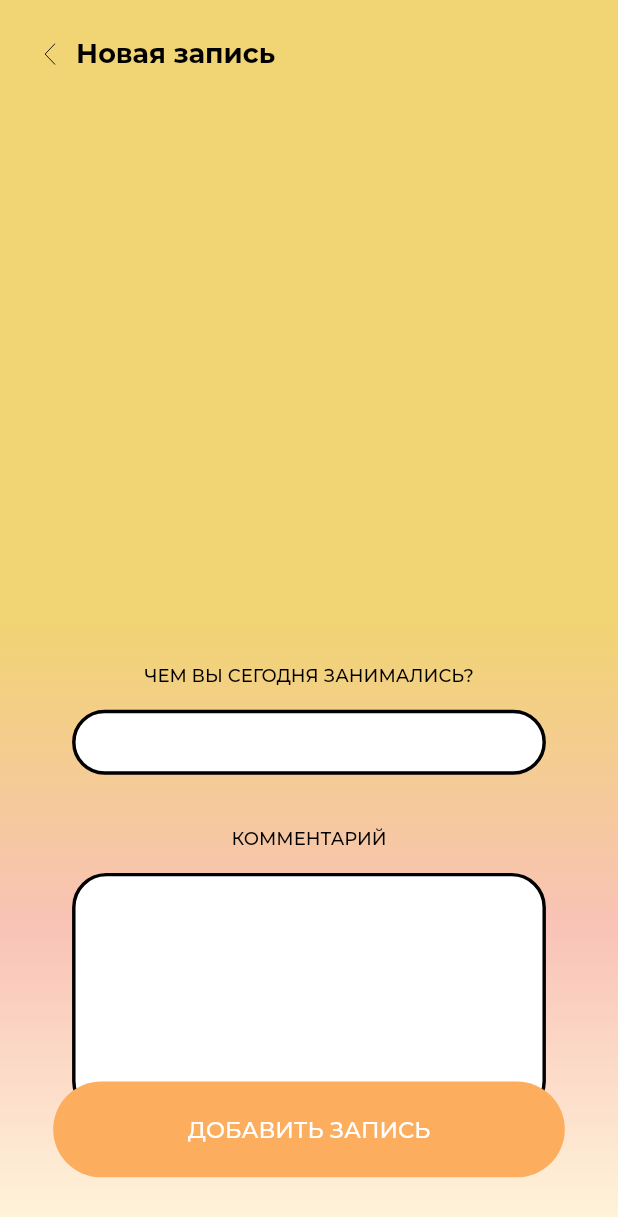
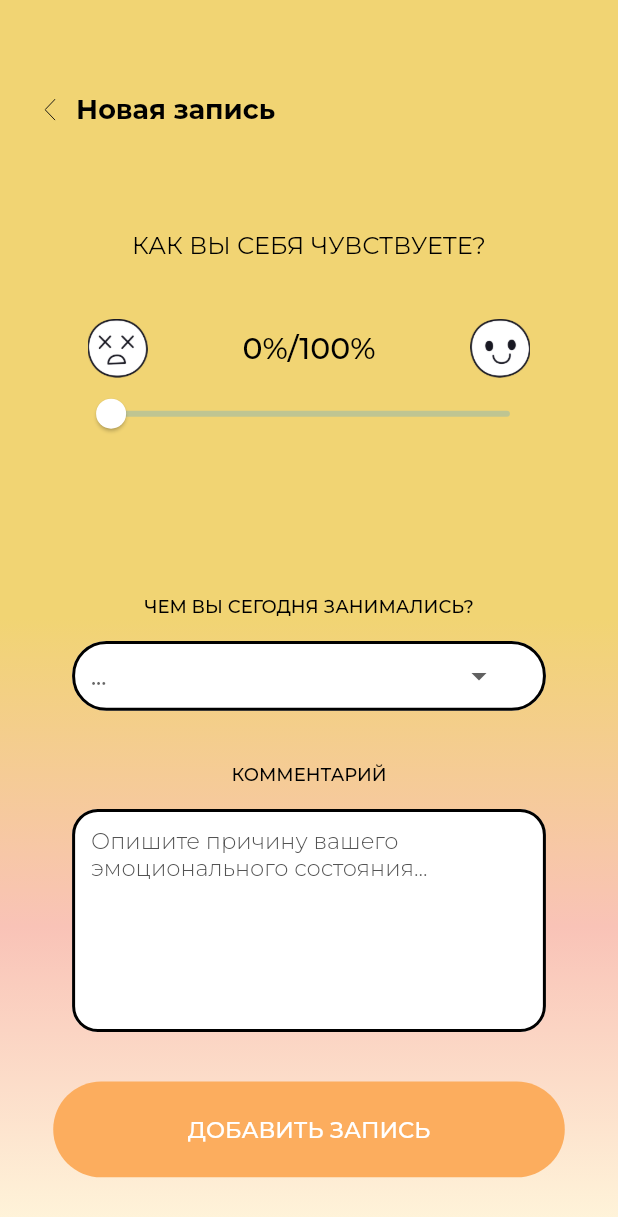
Before and after one commit to sethbtw/52hz, a Flutter app: the AddScreen screen opened by its route, on a phone screen of 412 x 824 dp. Shown: the top 1217 px of the screen. Run offline on Flutter 3.47's test engine with Material 2 defaults, Android fonts, the phone set to English and light mode, and no system bars; our stand-ins replace cached_network_image, firebase_auth, firebase_core, flutter_svg, table_calendar; accounts and stored records are empty.

Commit message:
calendar_update

```diff
--- a/lib/core/utils/image_constant.dart
+++ b/lib/core/utils/image_constant.dart
@@ -18,4 +18,8 @@ class ImageConstant {
   static String imgStar3 = 'assets/images/img_star3.png';
 
   static String imageNotFound = 'assets/images/image_not_found.png';
+
+  static String imgHappy1 = 'assets/images/img_happy1.png';
+
+  static String imgSad1 = 'assets/images/img_sad1.png';
 }
--- a/lib/main.dart
+++ b/lib/main.dart
@@ -2,6 +2,7 @@ import 'package:firebase_core/firebase_core.dart';
 import 'package:flutter/material.dart';
 import 'package:flutter/services.dart';
 import 'package:tracker_app_beta/routes/app_routes.dart';
+import 'package:intl/date_symbol_data_local.dart';
 
 Future<void> main() async {
   WidgetsFlutterBinding.ensureInitialized();
@@ -9,6 +10,7 @@ Future<void> main() async {
   SystemChrome.setPreferredOrientations([
     DeviceOrientation.portraitUp,
   ]);
+  initializeDateFormatting().then((_) => runApp(MyApp()));
   runApp(MyApp());
 }
 
--- a/lib/presentation/add_screen/add_screen.dart
+++ b/lib/presentation/add_screen/add_screen.dart
@@ -3,9 +3,26 @@ import 'package:tracker_app_beta/core/app_export.dart';
 import 'package:tracker_app_beta/widgets/app_bar/appbar_image.dart';
 import 'package:tracker_app_beta/widgets/app_bar/appbar_title.dart';
 import 'package:tracker_app_beta/widgets/app_bar/custom_app_bar.dart';
+import 'package:tracker_app_beta/widgets/custom_text_form_field.dart';
+import 'package:tracker_app_beta/widgets/custom_drop_down.dart';
 import 'package:tracker_app_beta/widgets/custom_button.dart';
 
-class AddScreen extends StatelessWidget {
+class AddScreen extends StatefulWidget {
+  const AddScreen({Key? key}): super(key: key);
+
+  @override
+  _AddScreenState createState() => _AddScreenState();
+}
+
+// ignore_for_file: must_be_immutable
+class _AddScreenState extends State<AddScreen> {
+
+  List<String> dropdownItemList = ["УЧЁБА", "РАБОТА", "ХОББИ", "ОТДЫХ", "..."];
+
+  double _currentValue = 0;
+
+  TextEditingController commentController = TextEditingController();
+
   @override
   Widget build(BuildContext context) {
     return SafeArea(
@@ -14,18 +31,18 @@ class AddScreen extends StatelessWidget {
             extendBodyBehindAppBar: true,
             backgroundColor: ColorConstant.whiteA700,
             appBar: CustomAppBar(
-                height: getVerticalSize(70),
+                height: getVerticalSize(85),
                 leadingWidth: 37,
                 leading: AppbarImage(
                     height: getVerticalSize(23),
                     width: getHorizontalSize(11),
                     svgPath: ImageConstant.imgArrowleft,
-                    margin: getMargin(left: 26, top: 16, bottom: 16),
+                    margin: getMargin(left: 26, top: 57),
                     onTap: () {
                       onTapArrowleft(context);
                     }),
                 title: AppbarTitle(
-                    text: "Новая запись", margin: getMargin(left: 12))),
+                    text: "Новая запись", margin: getMargin(left: 12, top: 58))),
             body: Container(
                 width: size.width,
                 height: size.height,
@@ -41,43 +58,82 @@ class AddScreen extends StatelessWidget {
                         ])),
                 child: Container(
                     width: double.maxFinite,
-                    padding: getPadding(left: 42, right: 42, bottom: 78),
+                    padding: getPadding(left: 42, right: 42, bottom: 127),
                     child: Column(
                         mainAxisAlignment: MainAxisAlignment.end,
                         children: [
+                          Padding(
+                              padding: getPadding(top: 150),
+                              child: Text("КАК ВЫ СЕБЯ ЧУВСТВУЕТЕ?",
+                                  overflow: TextOverflow.ellipsis,
+                                  textAlign: TextAlign.left,
+                                  style: AppStyle.txtMontserratRomanRegular16)),
+                          Padding(
+                              padding: getPadding(left: 9, top: 37, right: 9),
+                              child: Row(
+                                  mainAxisAlignment:
+                                      MainAxisAlignment.spaceBetween,
+                                  children: [
+                                    CustomImageView(
+                                        imagePath: ImageConstant.imgSad1,
+                                        height: getVerticalSize(38),
+                                        width: getHorizontalSize(35)),
+                                    Text(_currentValue.toInt().toString()+"%/100%", style: TextStyle(
+                                        color: ColorConstant.black900,
+                                        fontSize: getFontSize(20),
+                                        fontFamily: 'Montserrat',
+                                        fontWeight: FontWeight.w500)),
+                                    CustomImageView(
+                                        imagePath: ImageConstant.imgHappy1,
+                                        height: getVerticalSize(38),
+                                        width: getHorizontalSize(35))
+                                  ])),
+                          Slider(value: _currentValue,
+                          min: 0,
+                          max: 100,
+                          divisions: 100,
+                          //label: _currentValue.toString(),
+                          activeColor: Colors.white,
+                          thumbColor: Colors.white,
+                          onChanged: (value) {
+                            setState(() {
+                              _currentValue = value;
+                            });
+                          }),
                           Spacer(),
                           Text("ЧЕМ ВЫ СЕГОДНЯ ЗАНИМАЛИСЬ?",
                               overflow: TextOverflow.ellipsis,
                               textAlign: TextAlign.left,
                               style: AppStyle.txtMontserratRomanMedium12),
-                          Container(
-                              height: getVerticalSize(42),
-                              width: getHorizontalSize(276),
+                          CustomDropDown(
+                              focusNode: FocusNode(),
+                              autofocus: true,
+                              icon: Container(
+                                  margin: getMargin(left: 30, right: 18),
+                                  child: Icon(Icons.arrow_drop_down)),
+                              hintText: "...",
+
                               margin: getMargin(top: 15),
-                              decoration: BoxDecoration(
-                                  color: ColorConstant.whiteA700,
-                                  borderRadius: BorderRadius.circular(
-                                      getHorizontalSize(20)),
-                                  border: Border.all(
-                                      color: ColorConstant.black900,
-                                      width: getHorizontalSize(2)))),
+                              items: dropdownItemList,
+                              onChanged: (value) {}),
                           Padding(
                               padding: getPadding(top: 34),
                               child: Text("КОММЕНТАРИЙ",
                                   overflow: TextOverflow.ellipsis,
                                   textAlign: TextAlign.left,
                                   style: AppStyle.txtMontserratRomanMedium12)),
-                          Container(
-                              height: getVerticalSize(157),
-                              width: getHorizontalSize(276),
-                              margin: getMargin(top: 15),
-                              decoration: BoxDecoration(
-                                  color: ColorConstant.whiteA700,
-                                  borderRadius: BorderRadius.circular(
-                                      getHorizontalSize(20)),
-                                  border: Border.all(
-                                      color: ColorConstant.black900,
-                                      width: getHorizontalSize(2))))
+                          CustomTextFormField(
+                              focusNode: FocusNode(),
+                              controller: commentController,
+                              hintText: "Опишите причину вашего эмоционального состояния...",
+                              margin: getMargin(top: 15, bottom: 5),
+                              variant: TextFormFieldVariant.OutlineBlack900,
+                              shape: TextFormFieldShape.RoundedBorder15,
+                              padding: TextFormFieldPadding.PaddingAll11,
+                              fontStyle:
+                                  TextFormFieldFontStyle.MontserratRomanLight15,
+                              textInputAction: TextInputAction.done,
+                              maxLines: 7),
                         ]))),
             bottomNavigationBar: CustomButton(
                 height: getVerticalSize(62),
--- a/lib/presentation/calendar_main_screen/calendar_main_screen.dart
+++ b/lib/presentation/calendar_main_screen/calendar_main_screen.dart
@@ -1,9 +1,23 @@
 import 'package:flutter/material.dart';
 import 'package:tracker_app_beta/core/app_export.dart';
 import 'package:tracker_app_beta/widgets/custom_button.dart';
-import 'package:dot_navigation_bar/dot_navigation_bar.dart';
+import 'package:table_calendar/table_calendar.dart';
+//import 'package:dot_navigation_bar/dot_navigation_bar.dart';
 
-class CalendarMainScreen extends StatelessWidget {
+class Calendar extends StatefulWidget {
+  @override
+  _CalendarState createState() => _CalendarState();
+}
+
+class _CalendarState extends State<Calendar> {
+
+  //Map<DateTime, List<Event>> selectedEvents;
+  CalendarFormat format = CalendarFormat.month;
+  DateTime selectedDay = DateTime.now();
+  DateTime focusedDay = DateTime.now();
+
+  //TextEditingController _eventController = TextEditingController();
+
   @override
   Widget build(BuildContext context) {
     return SafeArea(
@@ -35,18 +49,92 @@ class CalendarMainScreen extends StatelessWidget {
                         children: [
                           Align(
                               alignment: Alignment.centerLeft,
-                              child: Padding(
-                                  padding: getPadding(top: 34),
-                                  child: Text("Календарь",
-                                      overflow: TextOverflow.ellipsis,
-                                      textAlign: TextAlign.left,
-                                      style:
-                                          AppStyle.txtMontserratRomanBold18))),
-                          CustomImageView(
-                              imagePath: ImageConstant.imgStar21,
-                              height: getVerticalSize(34),
-                              width: getHorizontalSize(33),
-                              margin: getMargin(top: 21, right: 35)),
+                              child: Container(
+                                width: getHorizontalSize(287),
+                                margin:
+                                    getMargin(top: 20, right: 20),
+                                child: Text("Календарь",
+                                  maxLines: null,
+                                  textAlign: TextAlign.left,
+                                  style: AppStyle.txtMontserratRomanBold18))),
+                          TableCalendar(
+                            locale: 'ru_RU',
+                            focusedDay: selectedDay,
+                            firstDay: DateTime(2023),
+                            lastDay: DateTime(2050),
+                            calendarFormat: format,
+                            onFormatChanged: (CalendarFormat _format) {
+                              setState(() {
+                                format = _format;
+                              });
+                            },
+                            startingDayOfWeek: StartingDayOfWeek.monday,
+                            daysOfWeekVisible: true,
+
+                            //Day Changed
+                            onDaySelected: (DateTime selectDay, DateTime focusDay) {
+                              setState(() {
+                                selectedDay = selectDay;
+                                focusedDay = focusDay;
+                              });
+                              print(focusedDay);
+                            },
+                            selectedDayPredicate: (DateTime date) {
+                              return isSameDay(selectedDay, date);
+                            },
+
+                            //eventLoader: _getEventsfromDay,
+
+                            //To style the Calendar
+                            calendarStyle: CalendarStyle(
+                              isTodayHighlighted: true,
+                              selectedDecoration: BoxDecoration(
+                                //color: Color(0xffF885AB),
+                                shape: BoxShape.circle,
+                                border: Border.all(color: Colors.white)
+                              ),
+                              selectedTextStyle: TextStyle(color: Colors.white),
+                              todayDecoration: BoxDecoration(
+                                //color: Color(0xffF885AB), //выбираемый цвет
+                                shape: BoxShape.circle,
+                                //border: Border.all(color: Colors.white)
+
+                              ),
+                              defaultDecoration: BoxDecoration(
+                              shape: BoxShape.circle
+
+                              ),
+                              weekendDecoration: BoxDecoration(
+                              shape: BoxShape.circle
+
+                              ),
+                            ),
+                            headerStyle: HeaderStyle(
+                              formatButtonVisible: false,
+                              titleCentered: true,
+                              titleTextStyle: AppStyle.txtMontserratRomanBold18,
+                            ),
+                          ),
+                          //..._getEventsfromDay(selectedDay).map(
+                            //(Event event) => ListTile(
+                              //title: Text(
+                                //event.title,
+                              //),
+                            //),
+                          //),
+                          CustomButton(
+                            height: getVerticalSize(42),
+                            width: getHorizontalSize(159),
+                            text: "ЗАПИСЬ",
+                            margin: getMargin(top: 15),
+                            variant:
+                              ButtonVariant.FillOrange300,
+                              fontStyle: ButtonFontStyle
+                                .MontserratRomanMedium15WhiteA700,
+                              onTap: () {
+                                onTaptf(context);
+                              }),
+
                           Spacer(),
                           Align(
                               alignment: Alignment.center,
@@ -63,36 +151,17 @@ class CalendarMainScreen extends StatelessWidget {
                                             height: getVerticalSize(34),
                                             width: getHorizontalSize(33),
                                             margin: getMargin(bottom: 21)),
-                                        CustomButton(
-                                            height: getVerticalSize(42),
-                                            width: getHorizontalSize(159),
-                                            text: "ЗАПИСЬ",
-                                            margin: getMargin(top: 13),
-                                            variant:
-                                                ButtonVariant.FillOrange300,
-                                            fontStyle: ButtonFontStyle
-                                                .MontserratRomanMedium15WhiteA700,
-                                            onTap: () {
-                                              onTaptf(context);
-                                            })
+
+
                                       ]))),
-                          CustomImageView(
-                              imagePath: ImageConstant.imgStar3,
-                              height: getVerticalSize(34),
-                              width: getHorizontalSize(33),
-                              margin: getMargin(top: 71, right: 20)),
-                          Container(
-                              height: getVerticalSize(62),
-                              width: getHorizontalSize(298),
-                              margin: getMargin(top: 186, right: 5),
-                              decoration: BoxDecoration(
-                                  color: ColorConstant.orange300,
-                                  borderRadius: BorderRadius.circular(
-                                      getHorizontalSize(31))))
+
+
+
                         ]))),
-                        bottomNavigationBar:  DotNavigationBar(
+                        //bottomNavigationBar:  DotNavigationBar(
 
-                        )
+
+                        //)
                       ));
   }
 
--- a/lib/routes/app_routes.dart
+++ b/lib/routes/app_routes.dart
@@ -43,7 +43,7 @@ class AppRoutes {
     successfulRegScreen: (context) => SuccessfulRegScreen(),
     loadingScreen: (context) => LoadingScreen(),
     welcomeScreen: (context) => WelcomeScreen(),
-    calendarMainScreen: (context) => CalendarMainScreen(),
+    calendarMainScreen: (context) => Calendar(),
     addScreen: (context) => AddScreen(),
     statScreen: (context) => StatScreen(),
     lkScreen: (context) => LkScreen(),
--- /dev/null
+++ b/lib/widgets/custom_drop_down.dart
@@ -0,0 +1,205 @@
+import 'package:tracker_app_beta/core/app_export.dart';
+import 'package:flutter/material.dart';
+
+// ignore_for_file: must_be_immutable
+class CustomDropDown extends StatelessWidget {
+  CustomDropDown(
+      {this.shape,
+      this.padding,
+      this.variant,
+      this.fontStyle,
+      this.alignment,
+      this.width,
+      this.margin,
+      this.focusNode,
+      this.autofocus = false,
+      this.icon,
+      this.hintText,
+      this.prefix,
+      this.prefixConstraints,
+      this.items,
+      this.onChanged,
+      this.validator});
+
+  DropDownShape? shape;
+
+  DropDownPadding? padding;
+
+  DropDownVariant? variant;
+
+  DropDownFontStyle? fontStyle;
+
+  Alignment? alignment;
+
+  double? width;
+
+  EdgeInsetsGeometry? margin;
+
+  FocusNode? focusNode;
+
+  bool? autofocus;
+
+  Widget? icon;
+
+  String? hintText;
+
+  Widget? prefix;
+
+  BoxConstraints? prefixConstraints;
+
+  List<String>? items;
+
+  Function(String)? onChanged;
+
+  FormFieldValidator<String>? validator;
+
+  @override
+  Widget build(BuildContext context) {
+    return alignment != null
+        ? Align(
+            alignment: alignment ?? Alignment.center,
+            child: _buildDropDownWidget(),
+          )
+        : _buildDropDownWidget();
+  }
+
+  _buildDropDownWidget() {
+    return Container(
+      width: width ?? double.maxFinite,
+      margin: margin,
+      child: DropdownButtonFormField(
+        focusNode: focusNode,
+        autofocus: autofocus!,
+        icon: icon,
+        style: _setFontStyle(),
+        decoration: _buildDecoration(),
+        items: items?.map<DropdownMenuItem<String>>((String value) {
+          return DropdownMenuItem<String>(
+            value: value,
+            child: Text(
+              value,
+              overflow: TextOverflow.ellipsis,
+            ),
+          );
+        }).toList(),
+        onChanged: (value) {
+          onChanged!(value.toString());
+        },
+        validator: validator,
+      ),
+    );
+  }
+
+  _buildDecoration() {
+    return InputDecoration(
+      hintText: hintText ?? "",
+      hintStyle: _setFontStyle(),
+      border: _setBorderStyle(),
+      enabledBorder: _setBorderStyle(),
+      focusedBorder: _setBorderStyle(),
+      prefixIcon: prefix,
+      prefixIconConstraints: prefixConstraints,
+      fillColor: _setFillColor(),
+      filled: _setFilled(),
+      isDense: true,
+      contentPadding: _setPadding(),
+    );
+  }
+
+  _setFontStyle() {
+    switch (fontStyle) {
+      default:
+        return TextStyle(
+          color: ColorConstant.black900,
+          fontSize: getFontSize(
+            15,
+          ),
+          fontFamily: 'Montserrat',
+          fontWeight: FontWeight.w500,
+        );
+    }
+  }
+
+  _setOutlineBorderRadius() {
+    switch (shape) {
+      default:
+        return BorderRadius.circular(
+          getHorizontalSize(
+            20.00,
+          ),
+        );
+    }
+  }
+
+  _setBorderStyle() {
+    switch (variant) {
+      case DropDownVariant.OutlineBlack900_1:
+        return OutlineInputBorder(
+          borderRadius: _setOutlineBorderRadius(),
+          borderSide: BorderSide(
+            color: ColorConstant.black900,
+            width: 2,
+          ),
+        );
+      case DropDownVariant.None:
+        return InputBorder.none;
+      default:
+        return OutlineInputBorder(
+          borderRadius: _setOutlineBorderRadius(),
+          borderSide: BorderSide(
+            color: ColorConstant.black900,
+            width: 2,
+          ),
+        );
+    }
+  }
+
+  _setFillColor() {
+    switch (variant) {
+      case DropDownVariant.OutlineBlack900_1:
+        return ColorConstant.whiteA700;
+      default:
+        return ColorConstant.whiteA700;
+    }
+  }
+
+  _setFilled() {
+    switch (variant) {
+      case DropDownVariant.OutlineBlack900_1:
+        return true;
+      case DropDownVariant.None:
+        return false;
+      default:
+        return true;
+    }
+  }
+
+  _setPadding() {
+    switch (padding) {
+      default:
+        return getPadding(
+          left: 11,
+          top: 11,
+          bottom: 11,
+        );
+    }
+  }
+}
+
+enum DropDownShape {
+  RoundedBorder20,
+}
+
+enum DropDownPadding {
+  PaddingT11,
+}
+
+enum DropDownVariant {
+  None,
+  OutlineBlack900,
+  OutlineBlack900_1,
+}
+
+enum DropDownFontStyle {
+  MontserratRomanMedium15,
+}
--- a/pubspec.yaml
+++ b/pubspec.yaml
@@ -12,6 +12,7 @@ dependencies:
   intl: ^0.17.0
   firebase_core: ^2.11.0
   firebase_auth: ^4.5.0
+  table_calendar: ^3.0.0
 dev_dependencies:
   flutter_test:
     sdk: flutter
```
Also changed, not shown: assets/images/img_happy1.png (added), assets/images/img_sad1.png (added).
